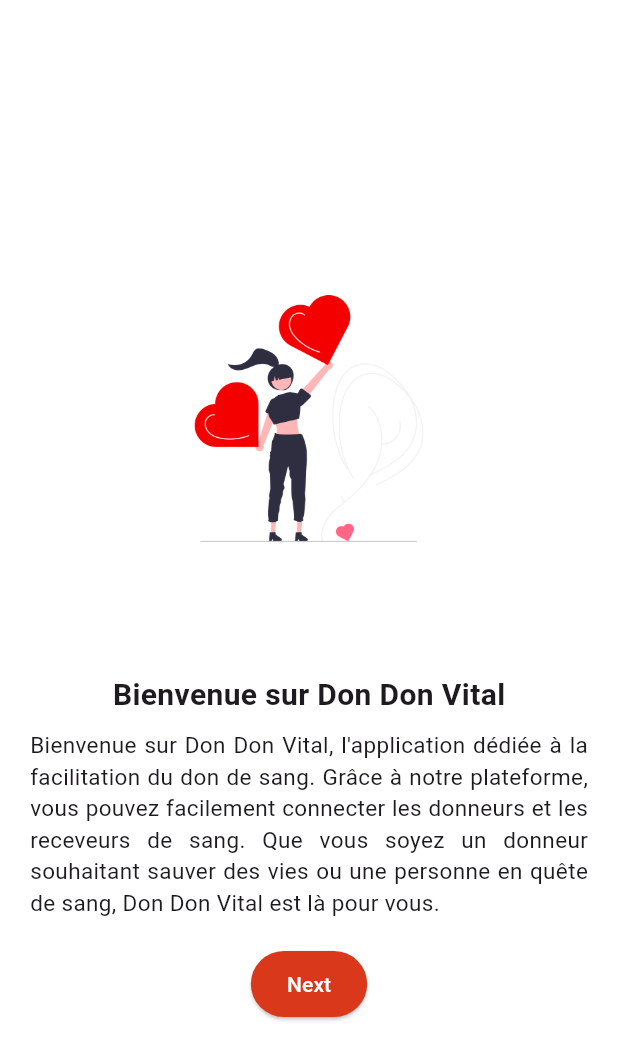
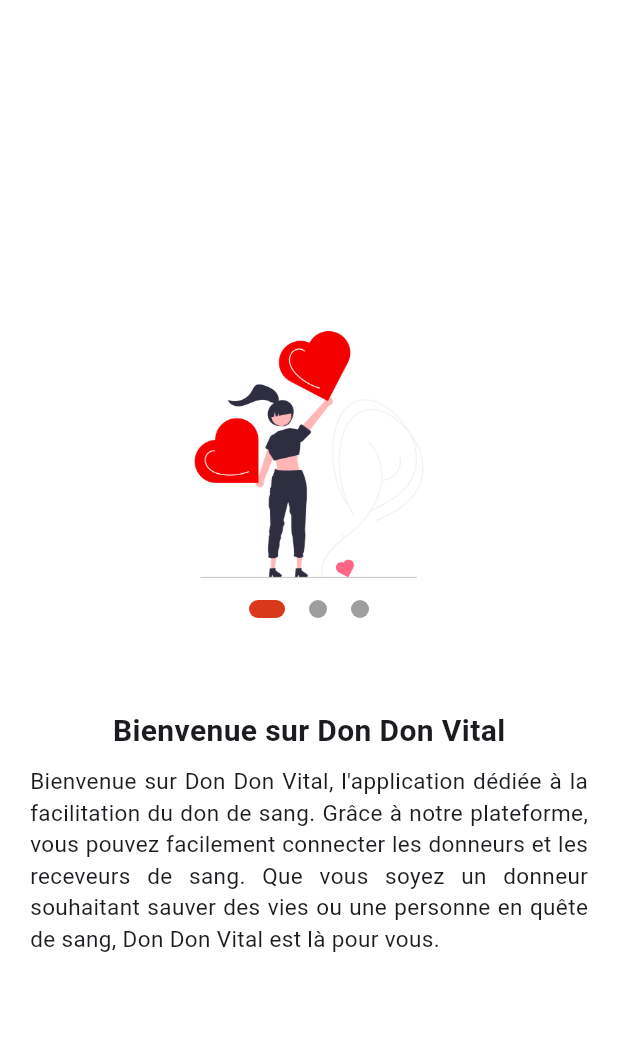
Before and after one commit to 3lkfadel/blood_donnation, a Flutter app: the screen it shows after launch, on a phone screen of 412 x 824 dp. Shown: the top 1060 px of the screen. Run offline on Flutter 3.47's test engine with Material 3 defaults, Android fonts, the phone set to English and light mode, and no system bars; our stand-ins replace carousel_slider, country_picker, dio, firebase_core, firebase_messaging, flutter_secure_storage and 3 more; accounts and stored records are empty.

Commit message:
rename_animation

```diff
--- a/lib/main.dart
+++ b/lib/main.dart
@@ -1,8 +1,9 @@
 import 'package:blood_donnation/firebase_options.dart';
 import 'package:blood_donnation/page/ConnexionPage/LoginPage.dart';
 import 'package:blood_donnation/page/ConnexionPage/SiginUppage.dart';
-import 'package:blood_donnation/page/ConnexionPage/groupeselectionpage.dart';
-import 'package:blood_donnation/page/Learningpage/learningpage2.dart';
+import 'package:blood_donnation/page/ConnexionPage/GroupeSelectionpage.dart';
+import 'package:blood_donnation/page/Learningpage/LearningPage2.dart';
+import 'package:blood_donnation/page/animation/PageView.dart';
 import 'package:blood_donnation/page/learningpage/LearningPage1.dart';
 import 'package:blood_donnation/page/learningpage/learningpage3.dart';
 import 'package:blood_donnation/page/map/map.dart';
@@ -11,11 +12,11 @@ import 'package:blood_donnation/page/menue/HomePage.dart';
 import 'package:blood_donnation/page/menue/NotificationPage.dart';
 import 'package:blood_donnation/page/menue/ProfilePage.dart';
 import 'package:blood_donnation/page/menue/UserDons.dart';
-import 'package:blood_donnation/page/menue/annoncepage.dart';
-import 'package:blood_donnation/page/menue/demandePage.dart';
-import 'package:blood_donnation/page/menue/details.dart';
-import 'package:blood_donnation/page/menue/historique.dart';
-import 'package:blood_donnation/page/menue/settingpage.dart';
+import 'package:blood_donnation/page/menue/AnnoncePage.dart';
+import 'package:blood_donnation/page/menue/DemandePage.dart';
+import 'package:blood_donnation/page/menue/Details.dart';
+import 'package:blood_donnation/page/menue/Historique.dart';
+import 'package:blood_donnation/page/menue/SettingPage.dart';
 import 'package:blood_donnation/page/restePassword/ResetPage1.dart';
 import 'package:blood_donnation/page/restePassword/resetPage2.dart';
 import 'package:blood_donnation/page/restePassword/resetPassword3.dart';
@@ -72,7 +73,7 @@ class MyApp extends StatelessWidget {
 
       },
       debugShowCheckedModeBanner: false,
-      home: Learningpage1(),
+      home: OnboardingScreen(),
     );
   }
 }
--- a/lib/page/Learningpage/learningpage1.dart
+++ b/lib/page/Learningpage/learningpage1.dart
@@ -47,19 +47,7 @@ class Learningpage1 extends StatelessWidget {
                   textAlign: TextAlign.justify, // Justifier le texte pour une répartition uniforme
                 ),
                 SizedBox(height: 20), // Espace entre le texte et le bouton
-                Align(
-                  alignment: Alignment.center, // Centrer le bouton
-                  child: ElevatedButton(
-                    onPressed: (){
-                      Navigator.pushNamed(context, '/leraningpage2');
-                    },
-                    style: ElevatedButton.styleFrom(
-                      foregroundColor: Colors.white, backgroundColor: Color.fromARGB(255, 218, 56, 27), // Couleur du texte du bouton
-                      padding: EdgeInsets.symmetric(horizontal: 24, vertical: 12),
-                    ),
-                    child: Text("Next"),
-                  ),
-                ),
+
               ],
             ),
           ],
--- a/lib/page/Learningpage/learningpage2.dart
+++ b/lib/page/Learningpage/learningpage2.dart
@@ -48,19 +48,7 @@ class Learningpage2 extends StatelessWidget {
                   textAlign: TextAlign.justify,
                 ),
                 SizedBox(height: 20),
-                Align(
-                  alignment: Alignment.center,
-                  child: ElevatedButton(
-                    onPressed: (){
-                       Navigator.pushNamed(context, '/leraningpage3');
-                    },
-                    style: ElevatedButton.styleFrom(
-                      foregroundColor: Colors.white, backgroundColor:Color.fromARGB(255, 218, 56, 27),
-                      padding: EdgeInsets.symmetric(horizontal: 24, vertical: 12),
-                    ),
-                    child: Text("Next"),
-                  ),
-                ),
+
               ],
             ),
           ],
--- a/lib/page/Learningpage/learningpage3.dart
+++ b/lib/page/Learningpage/learningpage3.dart
@@ -56,7 +56,7 @@ class Learningpage3 extends StatelessWidget {
                       foregroundColor: Colors.white, backgroundColor: Color.fromARGB(255, 218, 56, 27),
                       padding: EdgeInsets.symmetric(horizontal: 24, vertical: 12),
                     ),
-                    child: Text("Next"),
+                    child: Text("Let's Go"),
                   ),
                 ),
               ],
--- /dev/null
+++ b/lib/page/animation/PageView.dart
@@ -0,0 +1,66 @@
+import 'package:blood_donnation/page/Learningpage/LearningPage1.dart';
+import 'package:blood_donnation/page/Learningpage/LearningPage2.dart';
+import 'package:blood_donnation/page/Learningpage/LearningPage3.dart';
+import 'package:flutter/material.dart';
+
+class OnboardingScreen extends StatefulWidget {
+  @override
+  _OnboardingScreenState createState() => _OnboardingScreenState();
+}
+
+class _OnboardingScreenState extends State<OnboardingScreen> {
+  PageController _pageController = PageController();
+  int _currentPage = 0;
+
+  @override
+  Widget build(BuildContext context) {
+    return Scaffold(
+      body: Stack(
+        children: [
+          PageView(
+            controller: _pageController,
+            onPageChanged: (int index) {
+              setState(() {
+                _currentPage = index;
+              });
+            },
+            children: [
+              Learningpage1(),
+              Learningpage2(),
+              Learningpage3(),
+            ],
+          ),
+          // Centrer l'indicateur de page
+          Positioned(
+            bottom: MediaQuery.of(context).size.height * 0.5,
+            left: 0,
+            right: 0,
+            child: _buildPageIndicator(),
+          ),
+          // Afficher le bouton "Next" uniquement sur la troisième page
+
+        ],
+      ),
+    );
+  }
+
+  Widget _buildPageIndicator() {
+    return Row(
+      mainAxisAlignment: MainAxisAlignment.center,
+      children: List.generate(3, (index) => _indicator(index == _currentPage)),
+    );
+  }
+
+  Widget _indicator(bool isActive) {
+    return AnimatedContainer(
+      duration: Duration(milliseconds: 300),
+      margin: EdgeInsets.symmetric(horizontal: 8.0),
+      height: 12.0,
+      width: isActive ? 24.0 : 12.0,
+      decoration: BoxDecoration(
+        color: isActive ? Color.fromARGB(255, 218, 56, 27) : Colors.grey,
+        borderRadius: BorderRadius.circular(12),
+      ),
+    );
+  }
+}
--- a/lib/page/menue/NotificationPage.dart
+++ b/lib/page/menue/NotificationPage.dart
@@ -1,7 +1,7 @@
 import 'package:blood_donnation/config/Notification.dart';
 import 'package:flutter/material.dart';
 import 'package:blood_donnation/api.dart';
-import 'details.dart';
+import 'Details.dart';
 
 class NotificationPage extends StatefulWidget {
   const NotificationPage({Key? key}) : super(key: key);
--- a/lib/page/root/navroot.dart
+++ b/lib/page/root/navroot.dart
@@ -1,7 +1,7 @@
 import 'package:blood_donnation/page/menue/FeedPage.dart';
 import 'package:blood_donnation/page/menue/HomePage.dart';
-import 'package:blood_donnation/page/menue/annoncepage.dart';
-import 'package:blood_donnation/page/menue/settingpage.dart';
+import 'package:blood_donnation/page/menue/AnnoncePage.dart';
+import 'package:blood_donnation/page/menue/SettingPage.dart';
 import 'package:flutter/cupertino.dart';
 import 'package:flutter/material.dart';
 
```
